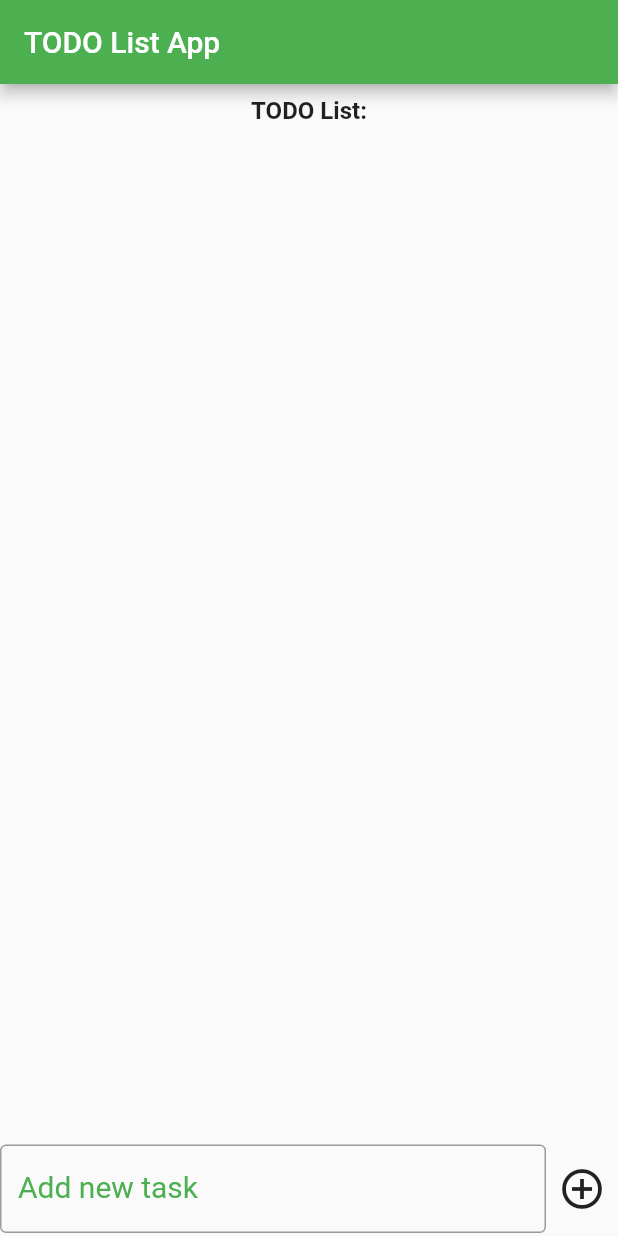
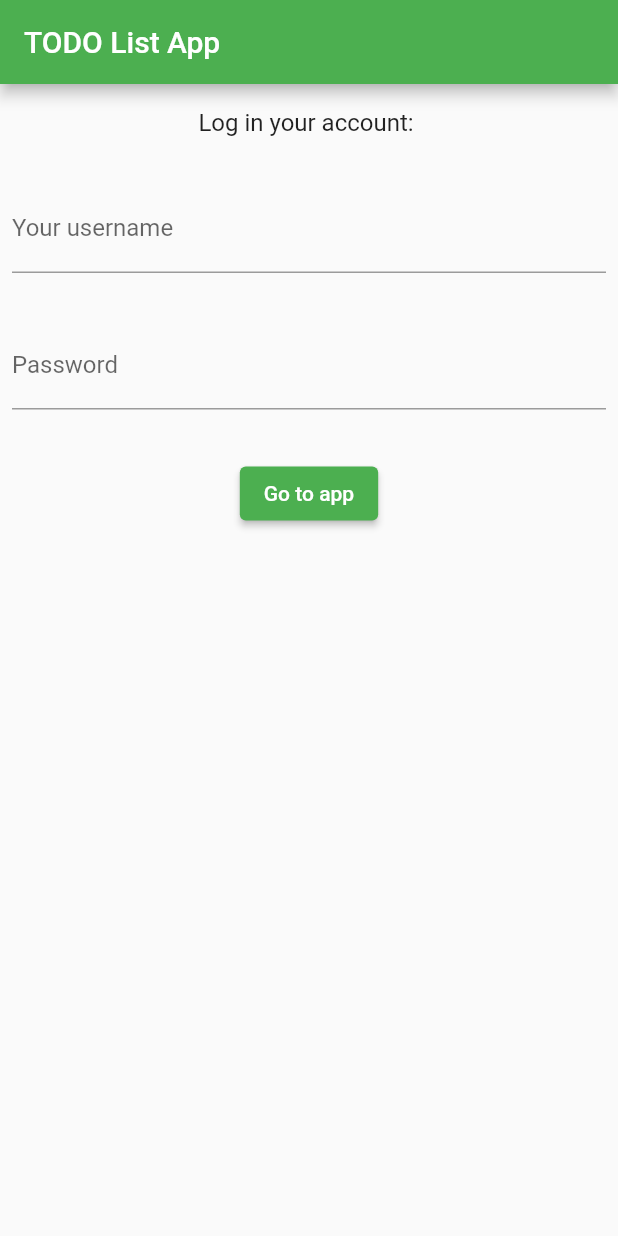
Before and after one commit to wrench29/flutter-todo-list, a Flutter app: the screen it shows after launch, on a phone screen of 412 x 824 dp. Run offline on Flutter 3.47's test engine with Material 2 defaults, Android fonts, the phone set to English and light mode, and no system bars; our stand-ins replace equatable, flutter_bloc.

Commit message:
Made more abstract file structure, added navigation and model of authentication screen

```diff
--- /dev/null
+++ b/lib/authentication.dart
@@ -0,0 +1,58 @@
+import 'package:flutter/material.dart';
+
+class Authentication extends StatefulWidget {
+  const Authentication({Key? key}) : super(key: key);
+
+  @override
+  _AuthenticationState createState() => _AuthenticationState();
+}
+
+class _AuthenticationState extends State<Authentication> {
+  @override
+  Widget build(BuildContext context) {
+    return const AuthenticationForm();
+    //
+  }
+}
+
+class AuthenticationForm extends StatelessWidget {
+  const AuthenticationForm({Key? key}) : super(key: key);
+
+  @override
+  Widget build(BuildContext context) {
+    return Column(
+      crossAxisAlignment: CrossAxisAlignment.center,
+      children: <Widget>[
+        const Padding(
+            child:
+                Text("Log in your account: ", style: TextStyle(fontSize: 16)),
+            padding: EdgeInsets.symmetric(horizontal: 8, vertical: 16)),
+        Padding(
+          padding: const EdgeInsets.symmetric(horizontal: 8, vertical: 16),
+          child: TextFormField(
+            decoration: const InputDecoration(
+              border: UnderlineInputBorder(),
+              labelText: 'Your username',
+            ),
+          ),
+        ),
+        Padding(
+          padding: const EdgeInsets.symmetric(horizontal: 8, vertical: 16),
+          child: TextFormField(
+            decoration: const InputDecoration(
+              border: UnderlineInputBorder(),
+              labelText: 'Password',
+            ),
+            obscureText: true,
+          ),
+        ),
+        Padding(
+            padding: const EdgeInsets.symmetric(horizontal: 8, vertical: 16),
+            child: ElevatedButton(
+                onPressed: () =>
+                    {Navigator.of(context).pushReplacementNamed("/todo")},
+                child: const Text("Go to app")))
+      ],
+    );
+  }
+}
--- a/lib/bloc/todo_bloc.dart
+++ b/lib/bloc/todo/todo_bloc.dart
@@ -1,6 +1,6 @@
 import 'package:flutter_bloc/flutter_bloc.dart';
-import 'package:testproject/bloc/todo_event.dart';
-import 'package:testproject/todo_model.dart';
+import 'package:testproject/bloc/todo/todo_event.dart';
+import 'package:testproject/models/todo_model.dart';
 
 import 'todo_state.dart';
 
--- a/lib/bloc/todo_state.dart
+++ b/lib/bloc/todo/todo_state.dart
@@ -1,6 +1,6 @@
 import 'package:equatable/equatable.dart';
 
-import '../todo_model.dart';
+import 'package:testproject/models/todo_model.dart';
 
 abstract class TodoState extends Equatable {
   final TodoModel todoModel;
--- a/lib/main.dart
+++ b/lib/main.dart
@@ -1,15 +1,19 @@
 import 'package:flutter/material.dart';
 import 'package:flutter_bloc/flutter_bloc.dart';
-import 'package:testproject/bloc/todo_bloc.dart';
+import 'package:testproject/bloc/todo/todo_bloc.dart';
 
+import 'authentication.dart';
 import 'todo.dart';
 
 void main() {
-  runApp(const MyApp());
+  runApp(BlocProvider(
+    create: (context) => TodoBloc(),
+    child: const TodoListApp(),
+  ));
 }
 
-class MyApp extends StatelessWidget {
-  const MyApp({Key? key}) : super(key: key);
+class TodoListApp extends StatelessWidget {
+  const TodoListApp({Key? key}) : super(key: key);
 
   @override
   Widget build(BuildContext context) {
@@ -18,31 +22,53 @@ class MyApp extends StatelessWidget {
       theme: ThemeData(
         primarySwatch: Colors.green,
       ),
-      home: const MyHomePage(title: 'TODO List App'),
+      routes: {
+        "/authentication": (context) => const AuthenticationPage(),
+        "/todo": (context) => const TodoPage(),
+      },
+      initialRoute: "/authentication",
     );
   }
 }
 
-class MyHomePage extends StatefulWidget {
-  const MyHomePage({Key? key, required this.title}) : super(key: key);
-  final String title;
+////
+// Todo Classes
+////
+class TodoPage extends StatefulWidget {
+  const TodoPage({Key? key}) : super(key: key);
 
   @override
-  State<MyHomePage> createState() => _MyHomePageState();
+  State<TodoPage> createState() => _TodoPageState();
 }
 
-class _MyHomePageState extends State<MyHomePage> {
-  final List<String> tasks = [];
-
+class _TodoPageState extends State<TodoPage> {
   @override
   Widget build(BuildContext context) {
     return Scaffold(
         appBar: AppBar(
-          title: Text(widget.title),
+          title: const Text("TODO List App"),
         ),
-        body: BlocProvider(
-          create: (context) => TodoBloc(),
-          child: Todo(),
-        ));
+        body: const Todo());
   }
 }
+
+////
+// Authentication Classes
+////
+class AuthenticationPage extends StatefulWidget {
+  const AuthenticationPage({Key? key}) : super(key: key);
+
+  @override
+  State<AuthenticationPage> createState() => _AuthenticationPageState();
+}
+
+class _AuthenticationPageState extends State<AuthenticationPage> {
+  @override
+  Widget build(BuildContext context) {
+    return Scaffold(
+        appBar: AppBar(
+          title: const Text("TODO List App"),
+        ),
+        body: const Authentication());
+  }
+}
--- a/lib/todo.dart
+++ b/lib/todo.dart
@@ -1,13 +1,12 @@
 import 'package:flutter/material.dart';
-import 'package:testproject/bloc/todo_event.dart';
+import 'package:testproject/bloc/todo/todo_event.dart';
+import 'package:testproject/bloc/todo/todo_bloc.dart';
+import 'package:testproject/bloc/todo/todo_state.dart';
 import 'package:flutter_bloc/flutter_bloc.dart';
-// Debug
-import 'package:flutter/foundation.dart';
-
-import 'bloc/todo_bloc.dart';
-import 'bloc/todo_state.dart';
 
 class Todo extends StatefulWidget {
+  const Todo({Key? key}) : super(key: key);
+
   @override
   _TodoState createState() => _TodoState();
 }
```
Also changed, not shown: lib/bloc/todo/todo_event.dart (renamed from lib/bloc/todo_event.dart), lib/models/todo_model.dart (renamed from lib/todo_model.dart).
